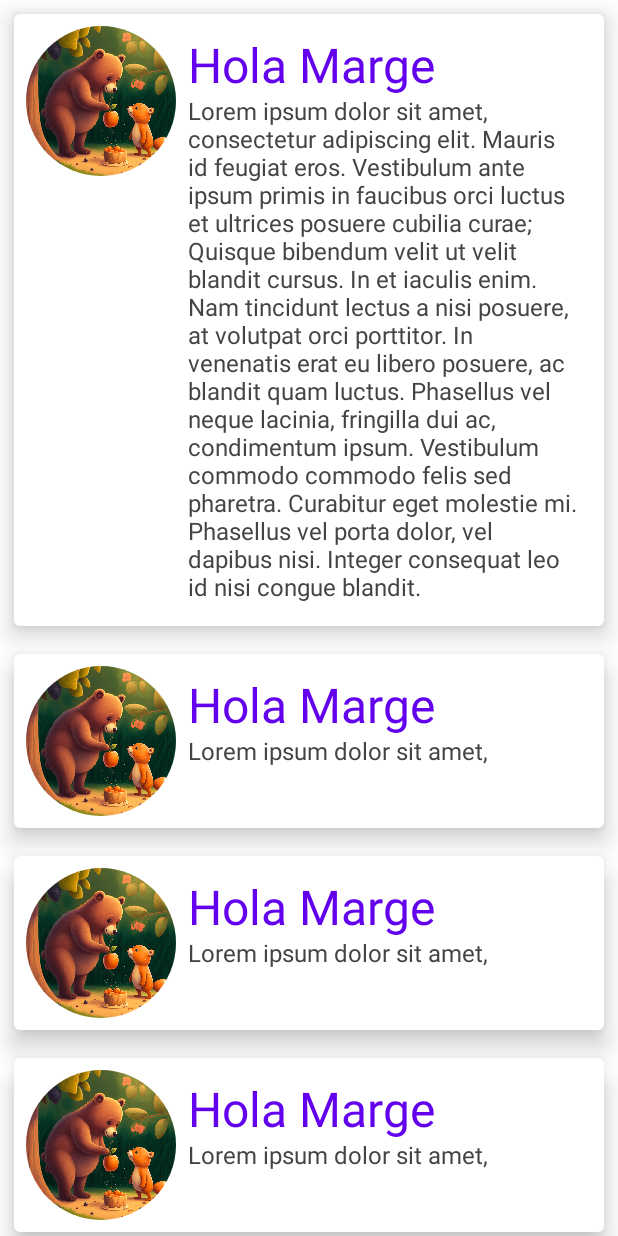
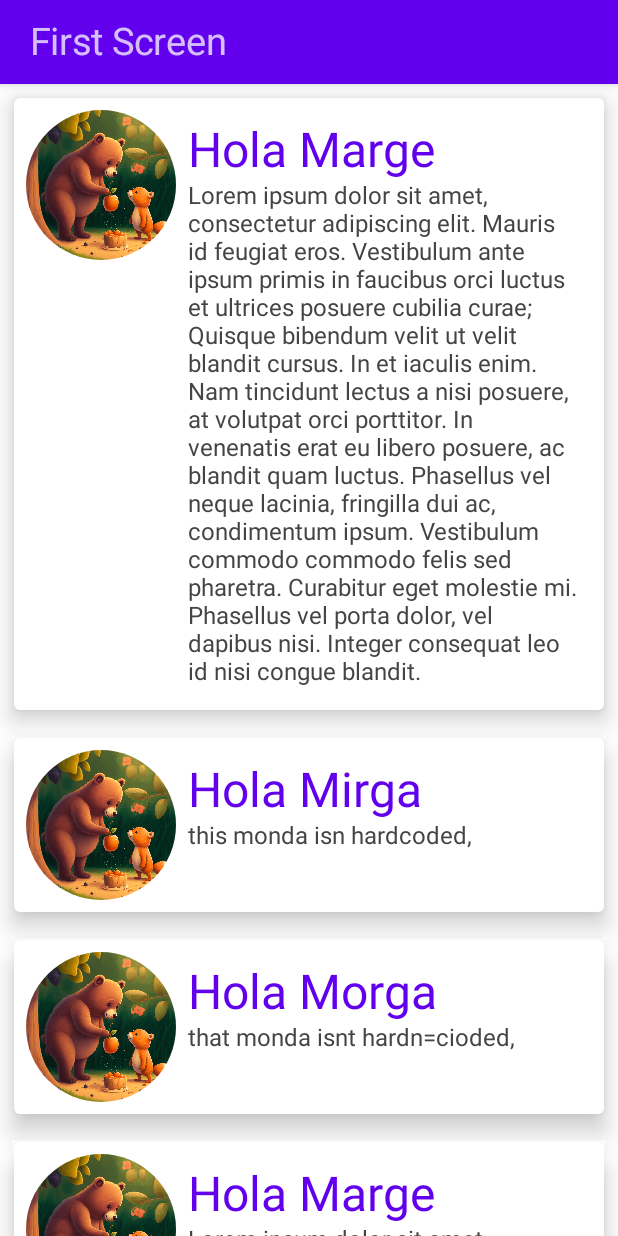
Before and after one commit to neolink557/learning-compose-app, an Android app built with Jetpack Compose: the screen it shows after launch (MainActivity), after a tap on "Hola Marge", on a phone screen of 412 x 824 dp. Run offline under Robolectric (Android 15) with nearby library versions, the phone set to English and light mode, and no system bars.

Commit message:
navigation implemented

```diff
--- a/app/build.gradle
+++ b/app/build.gradle
@@ -54,6 +54,7 @@ dependencies {
     implementation "androidx.compose.ui:ui:$compose_ui_version"
     implementation "androidx.compose.ui:ui-tooling-preview:$compose_ui_version"
     implementation 'androidx.compose.material:material:1.1.1'
+    implementation("androidx.navigation:navigation-compose:2.5.0-alpha01")
     testImplementation 'junit:junit:4.13.2'
     androidTestImplementation 'androidx.test.ext:junit:1.1.4'
     androidTestImplementation 'androidx.test.espresso:espresso-core:3.5.0'
--- a/app/src/main/java/com/example/learning/MainActivity.kt
+++ b/app/src/main/java/com/example/learning/MainActivity.kt
@@ -4,143 +4,31 @@ import android.content.res.Configuration
 import android.os.Bundle
 import androidx.activity.ComponentActivity
 import androidx.activity.compose.setContent
-import androidx.compose.foundation.*
-import androidx.compose.foundation.layout.*
-import androidx.compose.foundation.lazy.LazyColumn
-import androidx.compose.foundation.shape.CircleShape
-import androidx.compose.material.Card
 import androidx.compose.material.MaterialTheme
-import androidx.compose.material.Text
-import androidx.compose.ui.Alignment
-import androidx.compose.ui.Modifier
-import androidx.compose.ui.draw.clip
-import androidx.compose.ui.graphics.Color
-import androidx.compose.ui.res.painterResource
+import androidx.compose.material.Surface
 import androidx.compose.ui.tooling.preview.Preview
-import androidx.compose.ui.unit.dp
-import androidx.compose.ui.unit.sp
-import androidx.compose.foundation.lazy.items
 import androidx.compose.runtime.*
+import com.example.learning.navigation.AppNavigation
+import com.example.learning.screens.FirstScreen
 import com.example.learning.ui.theme.LearningTheme
 
-val msg = Message(
-    "Hola Marge",
-    "Lorem ipsum dolor sit amet, consectetur adipiscing elit. Mauris id feugiat eros. Vestibulum ante ipsum primis in faucibus orci luctus et ultrices posuere cubilia curae; Quisque bibendum velit ut velit blandit cursus. In et iaculis enim. Nam tincidunt lectus a nisi posuere, at volutpat orci porttitor. In venenatis erat eu libero posuere, ac blandit quam luctus. Phasellus vel neque lacinia, fringilla dui ac, condimentum ipsum. Vestibulum commodo commodo felis sed pharetra. Curabitur eget molestie mi. Phasellus vel porta dolor, vel dapibus nisi. Integer consequat leo id nisi congue blandit."
-)
-val myMessageList = listOf(
-    msg,
-    msg,
-    msg,
-    msg,
-    msg,
-    msg,
-    msg,
-    msg,
-    msg,
-    msg,
-    msg,
-    msg,
-    msg,
-    msg,
-    msg,
-    msg,
-    msg,
-    msg,
-
-    )
 
 class MainActivity : ComponentActivity() {
     override fun onCreate(savedInstanceState: Bundle?) {
         super.onCreate(savedInstanceState)
         setContent {
-            LearningTheme { MyView(myMessageList) }
+            LearningTheme {
+                Surface(color = MaterialTheme.colors.background) {
+                    AppNavigation()
+                }
+            }
         }
     }
-}
-
-
-@Composable
-fun MyView(messages: List<Message>) {
-    LazyColumn(
-        Modifier
-            .background(MaterialTheme.colors.background)
-            .fillMaxWidth(1f)
-    ) {
-        items(messages) { message ->
-            MyMessageLayout(
-                message
-            )
-        }
-    }
-}
-
-@Composable
-fun MyMessageLayout(message: Message) {
-    MyRows(message)
-}
-
-@Composable
-fun MyRows(message: Message) {
-    var expanded by remember { mutableStateOf(false) }
-    Card(
-        modifier = Modifier
-            .padding(8.dp)
-            .clickable(onClick = { /* Ignoring onClick */ })
-            .padding(1.dp)
-            .clickable {
-                expanded = !expanded
-            }, elevation = 10.dp, backgroundColor = MaterialTheme.colors.background
-    ) {
-        Row(modifier = Modifier.padding(8.dp)) {
-            MyImage()
-            MyTexts(message, expanded)
-        }
-    }
-
-}
-
-@Composable
-fun MyTexts(message: Message, expanded: Boolean) {
-    Column(
-        modifier = Modifier
-            .padding(8.dp)
-    ) {
-        MyText(text = message.tittle, 32, MaterialTheme.colors.primary, 1)
-        Spacer(modifier = Modifier.height(2.dp))
-        MyText(
-            text = message.body,
-            16,
-            MaterialTheme.colors.onBackground,
-            if (expanded) Int.MAX_VALUE else 1
-        )
-    }
-}
-
-@Composable
-fun MyImage() {
-    Image(
-        modifier = Modifier
-            .size(100.dp)
-            .clip(CircleShape),
-        painter = painterResource(R.drawable.pear),
-        contentDescription = "foreground"
-    )
-}
-
-@Composable
-fun MyText(text: String, fontSize: Int, color: Color, maxLines: Int = Int.MAX_VALUE) {
-    Text(
-        modifier = Modifier.wrapContentWidth(Alignment.Start),
-        fontSize = fontSize.sp,
-        text = text,
-        color = color,
-        maxLines = maxLines
-    )
 }
 
 @Preview(showSystemUi = true)
 @Preview(uiMode = Configuration.UI_MODE_NIGHT_YES, showSystemUi = true)
 @Composable
 fun PreviewTexts() {
-    LearningTheme { MyView(myMessageList) }
+    AppNavigation()
 }
--- /dev/null
+++ b/app/src/main/java/com/example/learning/navigation/AppNavigation.kt
@@ -0,0 +1,32 @@
+package com.example.learning.navigation
+
+import androidx.compose.runtime.Composable
+import androidx.navigation.NavType
+import androidx.navigation.compose.NavHost
+import androidx.navigation.compose.composable
+import androidx.navigation.compose.rememberNavController
+import androidx.navigation.navArgument
+import com.example.learning.Message
+import com.example.learning.screens.FirstScreen
+import com.example.learning.screens.SecondScreen
+
+@Composable
+fun AppNavigation() {
+    val navController = rememberNavController()
+    NavHost(navController = navController , startDestination = AppScreens.FirstScreen.route){
+        composable(route = AppScreens.FirstScreen.route){
+            FirstScreen(navController)
+        }
+
+        composable(route = AppScreens.SecondScreen.route + "/{tittle}" + "/{body}",
+        arguments = listOf(
+            navArgument(name = "tittle") { type = NavType.StringType },
+            navArgument(name = "body") { type = NavType.StringType }
+        )
+        ){
+            val msg = Message(it.arguments?.getString("tittle").toString(),it.arguments?.getString("body").toString())
+            SecondScreen(navController,msg)
+        }
+    }
+
+}
--- /dev/null
+++ b/app/src/main/java/com/example/learning/navigation/AppScreens.kt
@@ -0,0 +1,6 @@
+package com.example.learning.navigation
+
+sealed class AppScreens(val route:String){
+    object FirstScreen: AppScreens("first_screen")
+    object SecondScreen: AppScreens("second_screen")
+}
--- /dev/null
+++ b/app/src/main/java/com/example/learning/screens/FirstScreen.kt
@@ -0,0 +1,174 @@
+package com.example.learning.screens
+
+import com.example.learning.Message
+import android.content.res.Configuration
+import androidx.compose.foundation.*
+import androidx.compose.foundation.layout.*
+import androidx.compose.foundation.lazy.LazyColumn
+import androidx.compose.foundation.shape.CircleShape
+import androidx.compose.ui.Alignment
+import androidx.compose.ui.Modifier
+import androidx.compose.ui.draw.clip
+import androidx.compose.ui.graphics.Color
+import androidx.compose.ui.res.painterResource
+import androidx.compose.ui.tooling.preview.Preview
+import androidx.compose.ui.unit.dp
+import androidx.compose.ui.unit.sp
+import androidx.compose.foundation.lazy.items
+import androidx.compose.material.*
+import androidx.compose.material.icons.Icons
+import androidx.compose.material.icons.filled.ArrowBack
+import androidx.compose.runtime.*
+import androidx.navigation.NavController
+import androidx.navigation.compose.rememberNavController
+import com.example.learning.R
+import com.example.learning.navigation.AppScreens
+import com.example.learning.ui.theme.LearningTheme
+
+private val msg = Message(
+    "Hola Marge",
+    "Lorem ipsum dolor sit amet, consectetur adipiscing elit. Mauris id feugiat eros. Vestibulum ante ipsum primis in faucibus orci luctus et ultrices posuere cubilia curae; Quisque bibendum velit ut velit blandit cursus. In et iaculis enim. Nam tincidunt lectus a nisi posuere, at volutpat orci porttitor. In venenatis erat eu libero posuere, ac blandit quam luctus. Phasellus vel neque lacinia, fringilla dui ac, condimentum ipsum. Vestibulum commodo commodo felis sed pharetra. Curabitur eget molestie mi. Phasellus vel porta dolor, vel dapibus nisi. Integer consequat leo id nisi congue blandit."
+)
+private val msg2 = Message(
+    "Hola Mirga",
+    "this monda isn hardcoded, consectetur adipiscing elit. Mauris id feugiat eros. Vestibulum ante ipsum primis in faucibus orci luctus et ultrices posuere cubilia curae; Quisque bibendum velit ut velit blandit cursus. In et iaculis enim. Nam tincidunt lectus a nisi posuere, at volutpat orci porttitor. In venenatis erat eu libero posuere, ac blandit quam luctus. Phasellus vel neque lacinia, fringilla dui ac, condimentum ipsum. Vestibulum commodo commodo felis sed pharetra. Curabitur eget molestie mi. Phasellus vel porta dolor, vel dapibus nisi. Integer consequat leo id nisi congue blandit."
+)
+
+private val msg3 = Message(
+    "Hola Morga",
+    "that monda isnt hardn=cioded, consectetur adipiscing elit. Mauris id feugiat eros. Vestibulum ante ipsum primis in faucibus orci luctus et ultrices posuere cubilia curae; Quisque bibendum velit ut velit blandit cursus. In et iaculis enim. Nam tincidunt lectus a nisi posuere, at volutpat orci porttitor. In venenatis erat eu libero posuere, ac blandit quam luctus. Phasellus vel neque lacinia, fringilla dui ac, condimentum ipsum. Vestibulum commodo commodo felis sed pharetra. Curabitur eget molestie mi. Phasellus vel porta dolor, vel dapibus nisi. Integer consequat leo id nisi congue blandit."
+)
+
+private val myMessageList = listOf(
+    msg,
+    msg2,
+    msg3,
+    msg,
+    msg2,
+    msg3,
+    msg,
+    msg2,
+    msg3,
+    msg,
+    msg2,
+    msg3,
+    msg,
+    msg2,
+    msg3,
+    msg,
+    msg2,
+    msg3,
+
+    )
+
+
+@Composable
+fun FirstScreen(navController: NavController) {
+    Scaffold(topBar = {
+        TopAppBar() {
+            Spacer(modifier = Modifier.width(16.dp))
+            Text(
+                text = "First Screen",
+                fontSize = 25.sp
+            )
+        }
+    }) {
+        LearningTheme { BodyContent(myMessageList, navController) }
+    }
+}
+
+@Composable
+private fun BodyContent(messages: List<Message>, navController: NavController) {
+    LazyColumn(
+        Modifier
+            .fillMaxWidth(1f)
+            .background(color = MaterialTheme.colors.background)
+    ) {
+        items(messages) { message ->
+            MyMessageLayout(
+                message, navController
+            )
+        }
+    }
+}
+
+@Composable
+private fun MyMessageLayout(message: Message, navController: NavController) {
+    MyRows(message, navController)
+}
+
+@Composable
+private fun MyRows(message: Message, navController: NavController) {
+    var expanded by remember { mutableStateOf(false) }
+    Card(
+        modifier = Modifier
+            .padding(8.dp)
+            .background(color = MaterialTheme.colors.background)
+            .padding(1.dp)
+            .clickable {
+                expanded = !expanded
+            }, elevation = 10.dp, backgroundColor = MaterialTheme.colors.background
+    ) {
+        Row(
+            modifier = Modifier
+                .padding(8.dp)
+        ) {
+            MyImage(message, navController)
+            MyTexts(message, expanded)
+        }
+    }
+
+}
+
+@Composable
+private fun MyTexts(message: Message, expanded: Boolean) {
+    Column(
+        modifier = Modifier
+            .padding(8.dp)
+    ) {
+        MyText(text = message.tittle, 32, MaterialTheme.colors.primary, 1)
+        Spacer(modifier = Modifier.height(2.dp))
+        MyText(
+            text = message.body,
+            16,
+            MaterialTheme.colors.onBackground,
+            if (expanded) Int.MAX_VALUE else 1
+        )
+    }
+}
+
+@Composable
+private fun MyImage(message: Message, navController: NavController) {
+    Image(
+        modifier = Modifier
+            .size(100.dp)
+            .clip(CircleShape)
+            .clickable {
+                navController.navigate(
+                    route = AppScreens.SecondScreen.route + "/" +message.tittle + "/" +message.body
+                )
+            },
+        painter = painterResource(R.drawable.pear),
+        contentDescription = "foreground"
+    )
+}
+
+@Composable
+private fun MyText(text: String, fontSize: Int, color: Color, maxLines: Int = Int.MAX_VALUE) {
+    Text(
+        modifier = Modifier.wrapContentWidth(Alignment.Start),
+        fontSize = fontSize.sp,
+        text = text,
+        color = color,
+        maxLines = maxLines
+    )
+}
+
+@Preview(showSystemUi = true)
+@Preview(uiMode = Configuration.UI_MODE_NIGHT_YES, showSystemUi = true)
+@Composable
+private fun PreviewTexts() {
+    LearningTheme() {
+        BodyContent(myMessageList, rememberNavController())
+    }
+}
```
Also changed, not shown: app/src/main/java/com/example/learning/screens/SecondScreen.kt (added, +106 -0 lines).
